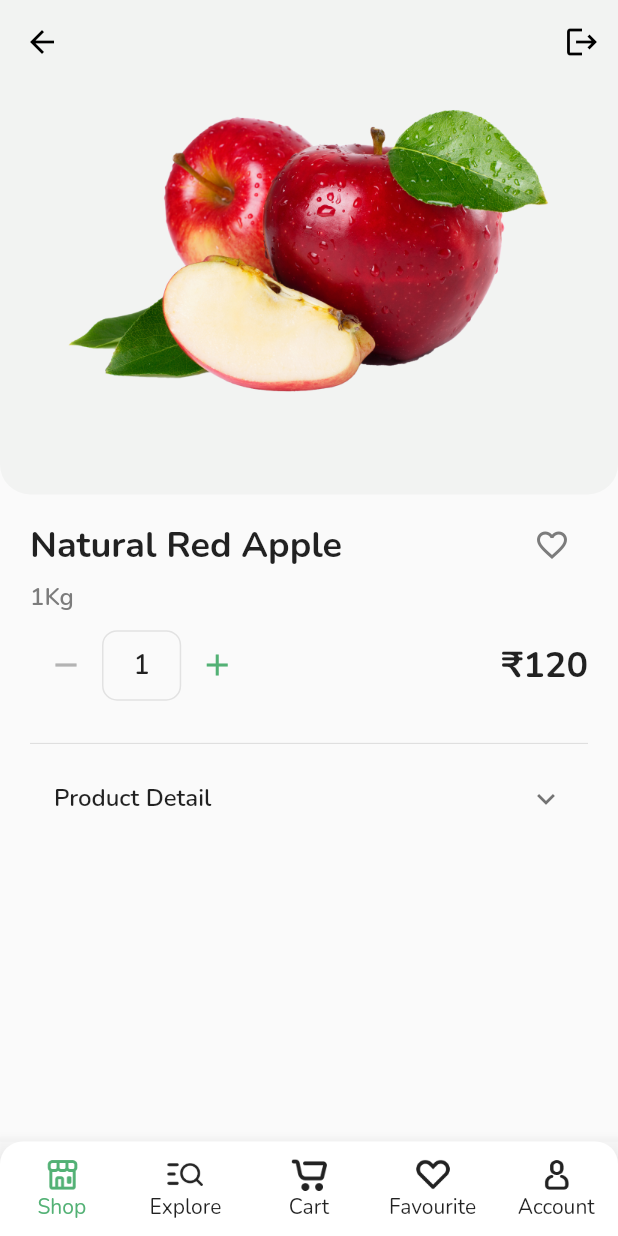
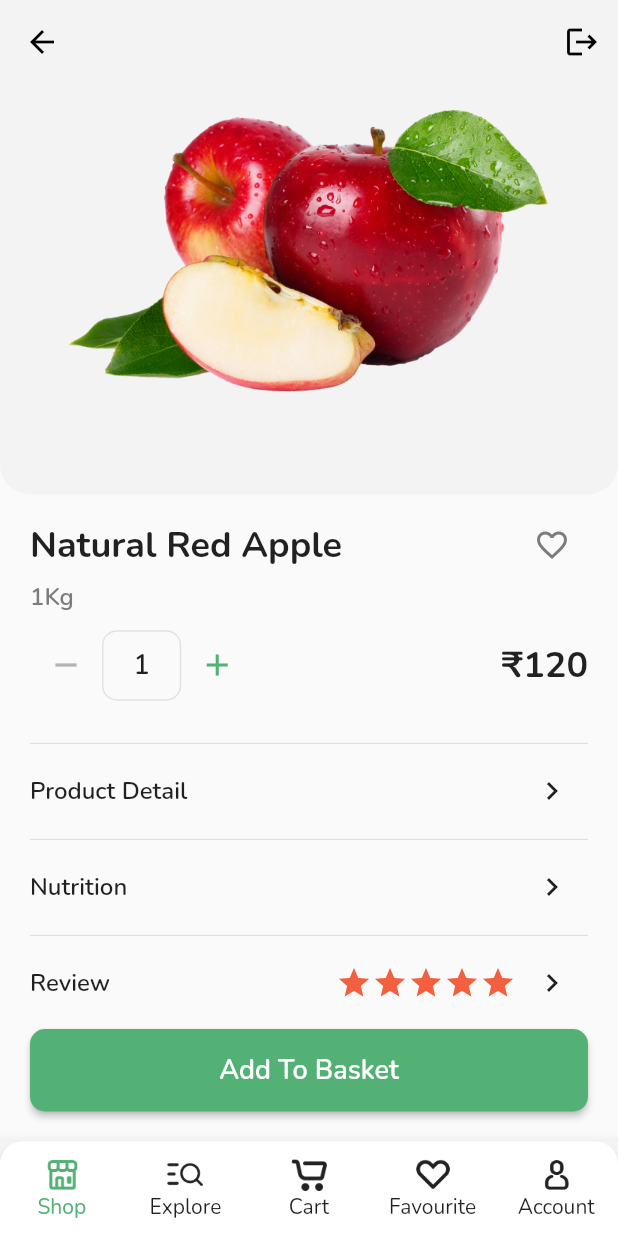
Before and after one commit to MunasirPv/Flutter-Grocery-App, a Flutter app: the Master screen opened directly, after a tap on "Ginger", on a phone screen of 412 x 824 dp. Run offline on Flutter 3.47's test engine with Material 2 defaults, Android fonts, the phone set to English and light mode, and no system bars; our stand-ins replace font_awesome_flutter, google_fonts.

Commit message:
Detailed page

```diff
--- /dev/null
+++ b/lib/general/global_values.dart
@@ -0,0 +1,4 @@
+import 'package:flutter/material.dart';
+
+final navigatorKey = GlobalKey<NavigatorState>();
+final scaffoldKey = GlobalKey<ScaffoldState>();
--- a/lib/utils/page_navigator.dart
+++ b/lib/utils/page_navigator.dart
@@ -1,4 +1,5 @@
 import 'package:flutter/material.dart';
+import 'package:grocery_app/general/global_values.dart' as global;
 
 class PageNavigator{
   PageNavigator.push(BuildContext context,{required Widget route}){
@@ -13,4 +14,8 @@ class PageNavigator{
       (Route<dynamic> route) => false,
     );
   }
+  PageNavigator.pushWithGlobal({required Widget route}){
+    BuildContext? context = global.scaffoldKey.currentContext;
+    Navigator.push(context!, MaterialPageRoute(builder: (context) => route));
+  }
 }
--- a/lib/view/home.dart
+++ b/lib/view/home.dart
@@ -3,6 +3,7 @@ import 'package:font_awesome_flutter/font_awesome_flutter.dart';
 import 'package:grocery_app/model/item_model.dart';
 import 'package:grocery_app/utils/page_navigator.dart';
 import 'package:grocery_app/view/item_details.dart';
+import 'package:grocery_app/general/global_values.dart' as global;
 
 class Home extends StatelessWidget {
   Home({Key? key}) : super(key: key);
@@ -126,7 +127,7 @@ class Home extends StatelessWidget {
                 itemBuilder: (BuildContext context, int index){
                   ItemModel item = exclusiveOfferList[index];
                   return InkWell(
-                    onTap: () => PageNavigator.push(context, route: const ItemDetails()),
+                    onTap: () => PageNavigator.pushWithGlobal(route: const ItemDetails()),
                     child: ItemCard(
                       image: item.image,
                       itemName: item.name,
--- a/lib/view/item_details.dart
+++ b/lib/view/item_details.dart
@@ -1,5 +1,6 @@
 import 'package:flutter/material.dart';
 import 'package:font_awesome_flutter/font_awesome_flutter.dart';
+import 'package:grocery_app/helper/submit_button.dart';
 
 class ItemDetails extends StatelessWidget {
   const ItemDetails({Key? key}) : super(key: key);
@@ -21,6 +22,11 @@ class ItemDetails extends StatelessWidget {
       ),
       extendBodyBehindAppBar: true,
       body: Column(
+        crossAxisAlignment: CrossAxisAlignment.stretch,
+        children: [
+          Expanded(
+            child: SingleChildScrollView(
+              child: Column(
                 children: [
                   Container(
                     height: maxHeight * 0.4,
@@ -108,16 +114,10 @@ class ItemDetails extends StatelessWidget {
                         ),
                         const SizedBox(height: 20),
                         const Divider(),
-                const ExpansionTile(
-                  title: Text(
-                    'Product Detail',
-                    style: TextStyle(
-                      fontSize: 16,
-                      fontWeight: FontWeight.w600
-                    ),
-                  ),
-                  children: [
-                    Text(
+                        const ExpansionTileBuilder(
+                          title: 'Product Detail',
+                          hasBody: true,
+                          body: Text(
                             'Apples are nutritious. Apples may be good for weight loss. apples may be good for your heart. As part of a healtful and varied diet.',
                             style: TextStyle(
                               fontSize: 13,
@@ -125,9 +125,30 @@ class ItemDetails extends StatelessWidget {
                               color: Color(0xFF7C7C7C)
                             ),
                           ),
+                        ),
+                        const Divider(),
+                        const ExpansionTileBuilder(
+                          title: 'Nutrition',
+                        ),
+                        const Divider(),
+                        ExpansionTileBuilder(
+                          title: 'Review',
+                          secondaryTitle: Row(
+                            children: List.generate(5, (index) => const Icon(Icons.star, color: Color(0xFFF3603F),)),
+                          ),
+                        ),
                       ],
                     ),
+                  )
                 ],
+              ),
+            ),
+          ),
+          Padding(
+            padding: const EdgeInsets.all(20.0),
+            child: SubmitButton(
+              onPressed: (){},
+              title: 'Add To Basket',
             ),
           )
         ],
@@ -135,3 +156,45 @@ class ItemDetails extends StatelessWidget {
     );
   }
 }
+
+class ExpansionTileBuilder extends StatefulWidget {
+  final Widget? body;
+  final Widget? secondaryTitle;
+  final String title;
+  final bool hasBody;
+  const ExpansionTileBuilder({Key? key, required this.title, this.body, this.secondaryTitle, this.hasBody = false}) : super(key: key);
+  @override
+  _ExpansionTileBuilderState createState() => _ExpansionTileBuilderState();
+}
+
+class _ExpansionTileBuilderState extends State<ExpansionTileBuilder> {
+  bool isExpanded = false;
+  @override
+  Widget build(BuildContext context) {
+    return Column(
+      children: [
+        InkWell(
+          onTap: widget.hasBody ? () => setState(() => isExpanded = !isExpanded) : (){},
+          child: Row(
+            children: [
+              Text(
+                widget.title,
+                style: const TextStyle(
+                  fontSize: 16,
+                  fontWeight: FontWeight.w600
+                ),
+              ),
+              const Spacer(),
+              if(widget.secondaryTitle != null) widget.secondaryTitle!,
+              IconButton(
+                onPressed: widget.hasBody ? () => setState(() => isExpanded = !isExpanded) : (){},
+                icon: Icon(isExpanded ? Icons.keyboard_arrow_down : Icons.chevron_right),
+              ),
+            ],
+          ),
+        ),
+        if(isExpanded && widget.hasBody) widget.body!
+      ],
+    );
+  }
+}
--- a/lib/view/master.dart
+++ b/lib/view/master.dart
@@ -1,15 +1,18 @@
 import 'package:flutter/material.dart';
 import 'package:grocery_app/helper/bottom_bar.dart';
 import 'package:grocery_app/view/home.dart';
+import 'package:grocery_app/general/global_values.dart' as global;
 
 class Master extends StatelessWidget {
-  final navigatorKey = GlobalKey<NavigatorState>();
+  const Master({Key? key}) : super(key: key);
+
   @override
   Widget build(BuildContext context) {
     return Scaffold(
       backgroundColor: Colors.white,
+      key: global.scaffoldKey,
       body: Navigator(
-        key: navigatorKey,
+        key: global.navigatorKey,
         initialRoute: '/',
         onGenerateRoute: (RouteSettings settings){
           late WidgetBuilder builder;
```
Lines whose indentation alone changed are shown as unchanged.
